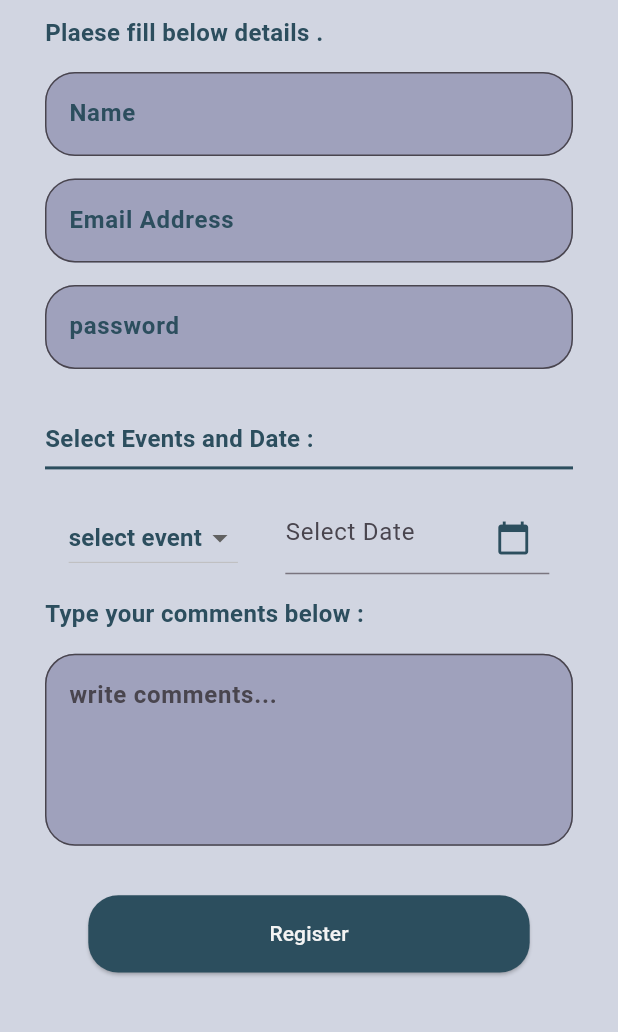
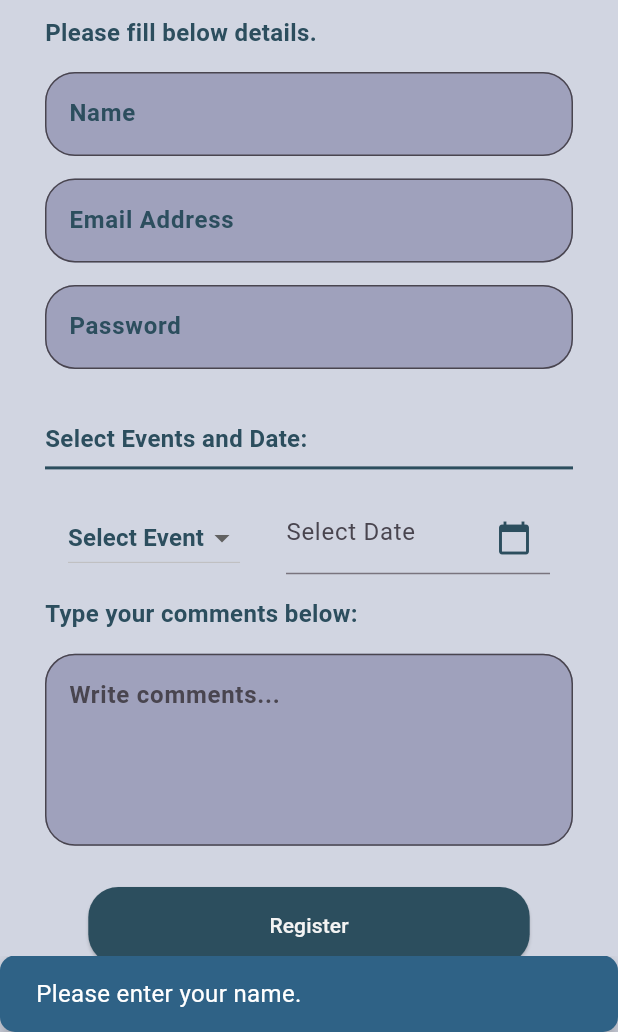
Before and after one commit to sobin1796/Event-Registration-app, a Flutter app: the Eventregistration screen opened directly, after a tap on "Register", on a phone screen of 412 x 824 dp, the part 204-1236 px from its top. Run offline on Flutter 3.47's test engine with Material 3 defaults, Android fonts, the light colour scheme and no system bars; our stand-ins replace image_picker; network calls fail.

Commit message:
Provider is implemented

```diff
--- a/lib/resources/components/commoncomponent.dart
+++ b/lib/resources/components/commoncomponent.dart
@@ -5,25 +5,28 @@ Widget botton({
   String? name,
   double? width,
   double? height,
+  required VoidCallback onPressed, // Add this parameter
 }) {
   return ElevatedButton(
-      onPressed: () {},
+    onPressed: onPressed, // Use the onPressed parameter here
     style: ElevatedButton.styleFrom(
       minimumSize: Size(width!, height!),
-          shape:
-              RoundedRectangleBorder(borderRadius: BorderRadius.circular(20)),
-          backgroundColor: elementcolor),
+      shape: RoundedRectangleBorder(borderRadius: BorderRadius.circular(20)),
+      backgroundColor: elementcolor,
+    ),
     child: Text(
       name!,
       style: const TextStyle(color: Color.fromARGB(255, 243, 243, 243)),
-      ));
+    ),
+  );
 }
 
-Widget textboxfield(
-    {String? labeltext,
+Widget textboxfield({
+  String? labeltext,
   Widget? suffixIcon,
   required TextEditingController emailController,
-    required context}) {
+  required context,
+}) {
   return TextFormField(
     controller: emailController,
     decoration: InputDecoration(
--- a/lib/view/registration_page.dart
+++ b/lib/view/registration_page.dart
@@ -1,43 +1,18 @@
 import 'package:flutter/material.dart';
+import 'package:provider/provider.dart';
 import 'package:registration_app/resources/components/color.dart';
 import 'package:registration_app/resources/components/commoncomponent.dart';
 import 'package:registration_app/resources/components/textStyle.dart';
+import 'package:registration_app/view_model/notifier.dart';
 
-class Eventregistration extends StatefulWidget {
+class Eventregistration extends StatelessWidget {
   const Eventregistration({super.key});
 
   @override
-  State<Eventregistration> createState() => __TestPageState();
-}
-
-class __TestPageState extends State<Eventregistration> {
-  DateTime? selectedDate;
-  String? selectedValue;
-  final List<String> events = ['Event 1', 'Event 2', 'Event 3'];
-  Future<void> _pickDate(BuildContext context) async {
-    final DateTime? picked = await showDatePicker(
-      context: context,
-      initialDate: selectedDate ?? DateTime.now(),
-      firstDate: DateTime(2000),
-      lastDate: DateTime(2100),
-    );
-
-    if (picked != null && picked != selectedDate) {
-      setState(() {
-        selectedDate = picked;
-      });
-    }
-  }
-
-  bool _obscureText = true;
-  final TextEditingController _emailController = TextEditingController();
-  final TextEditingController _nameController = TextEditingController();
-  final TextEditingController _passwordController = TextEditingController();
-  final TextEditingController _commentController = TextEditingController();
-  // bool _isLoading = false;
-  @override
   Widget build(BuildContext context) {
-    return Scaffold(
+    return ChangeNotifierProvider(
+      create: (context) => RegistrationProvider(),
+      child: Scaffold(
         appBar: AppBar(
           iconTheme: const IconThemeData(color: Colors.white),
           backgroundColor: elementcolor,
@@ -49,93 +24,65 @@ class __TestPageState extends State<Eventregistration> {
         body: Container(
           color: themecolor,
           padding: const EdgeInsets.all(30),
-        child: Column(
+          child: Consumer<RegistrationProvider>(
+            builder: (context, provider, child) {
+              return Column(
                 children: [
-            // SizedBox(
-            //   height: MediaQuery.of(context).size.height / 20,
-            // ),
                   Align(
                     alignment: Alignment.centerLeft,
-                child: titleText(name: 'Event Registration')),
-
-            const SizedBox(
-              height: 10,
+                    child: titleText(name: 'Event Registration'),
                   ),
+                  const SizedBox(height: 10),
                   Align(
                     alignment: Alignment.centerLeft,
-                child: subtext(name: 'Plaese fill below details .')),
-            SizedBox(
-              height: MediaQuery.of(context).size.height / 55,
+                    child: subtext(name: 'Please fill below details.'),
                   ),
+                  SizedBox(height: MediaQuery.of(context).size.height / 55),
                   textboxfield(
-                emailController: _nameController,
+                    emailController: provider.nameController,
                     labeltext: 'Name',
-                context: context),
-            SizedBox(
-              height: MediaQuery.of(context).size.height / 55,
+                    context: context,
                   ),
+                  SizedBox(height: MediaQuery.of(context).size.height / 55),
                   textboxfield(
-                emailController: _emailController,
+                    emailController: provider.emailController,
                     labeltext: 'Email Address',
-                context: context),
-            SizedBox(
-              height: MediaQuery.of(context).size.height / 55,
+                    context: context,
                   ),
+                  SizedBox(height: MediaQuery.of(context).size.height / 55),
                   textboxfield(
-              emailController: _passwordController,
-              labeltext: 'password',
+                    emailController: provider.passwordController,
+                    labeltext: 'Password',
                     context: context,
-              suffixIcon: IconButton(
-                icon: Icon(
-                  _obscureText ? Icons.visibility : Icons.visibility_off,
-                  color: const Color.fromARGB(255, 65, 60, 75),
                   ),
-                onPressed: () {
-                  setState(() {
-                    _obscureText = !_obscureText;
-                  });
-                },
-              ),
-            ),
-            SizedBox(
-              height: MediaQuery.of(context).size.height / 55,
-            ),
-
-            const SizedBox(
-              height: 20,
-            ),
+                  SizedBox(height: MediaQuery.of(context).size.height / 55),
+                  const SizedBox(height: 20),
                   Align(
                     alignment: Alignment.centerLeft,
-                child: subtext(name: 'Select Events and Date :')),
-            const Divider(
-              thickness: 2,
-              color: elementcolor,
+                    child: subtext(name: 'Select Events and Date:'),
                   ),
-            SizedBox(
-              height: MediaQuery.of(context).size.height / 55,
-            ),
-
+                  const Divider(thickness: 2, color: elementcolor),
+                  SizedBox(height: MediaQuery.of(context).size.height / 55),
                   Row(
                     mainAxisAlignment: MainAxisAlignment.spaceAround,
                     children: [
                       Flexible(
                         flex: 1,
                         child: DropdownButton<String>(
-                      hint: subtext(name: 'select event'),
-                      value: selectedValue,
-                      items:
-                          events.map<DropdownMenuItem<String>>((String value) {
+                          hint: subtext(name: 'Select Event'),
+                          value: provider.selectedEvent,
+                          items: ['Event 1', 'Event 2', 'Event 3']
+                              .map<DropdownMenuItem<String>>((String value) {
                             return DropdownMenuItem<String>(
                               value: value,
                               child: Text(value),
                             );
                           }).toList(),
-                      onChanged: (String? newvalue) {
-                        setState(() {
-                          selectedValue = newvalue;
-                        });
+                          onChanged: (String? newValue) {
+                            provider.updateSelectedEvent(newValue);
                           },
-                    )),
+                        ),
+                      ),
                       Flexible(
                         flex: 1,
                         child: TextField(
@@ -145,53 +92,103 @@ class __TestPageState extends State<Eventregistration> {
                               Icons.calendar_today,
                               color: elementcolor,
                             ),
-                      hintText: selectedDate == null
+                            hintText: provider.selectedDate == null
                                 ? 'Select Date'
-                          : selectedDate.toString().split(' ')[0],
+                                : provider.selectedDate
+                                    .toString()
+                                    .split(' ')[0],
                           ),
-                    onTap: () => _pickDate(context),
+                          onTap: () async {
+                            final DateTime? picked = await showDatePicker(
+                              context: context,
+                              initialDate:
+                                  provider.selectedDate ?? DateTime.now(),
+                              firstDate: DateTime(2000),
+                              lastDate: DateTime(2100),
+                            );
+
+                            if (picked != null) {
+                              provider.updateSelectedDate(picked);
+                            }
+                          },
                         ),
                       ),
                     ],
                   ),
-            SizedBox(
-              height: MediaQuery.of(context).size.height / 55,
-            ),
-
+                  SizedBox(height: MediaQuery.of(context).size.height / 55),
                   Align(
                     alignment: Alignment.centerLeft,
-                child: subtext(name: 'Type your comments below :')),
-            SizedBox(
-              height: MediaQuery.of(context).size.height / 55,
+                    child: subtext(name: 'Type your comments below:'),
                   ),
+                  SizedBox(height: MediaQuery.of(context).size.height / 55),
                   TextField(
-              controller: _commentController,
+                    controller: provider.commentsController,
                     maxLines: 4,
                     decoration: InputDecoration(
                       filled: true,
                       fillColor: const Color.fromARGB(255, 159, 161, 188),
-                border:
-                    OutlineInputBorder(borderRadius: BorderRadius.circular(20)),
-                hintText: 'write comments...',
+                      border: OutlineInputBorder(
+                          borderRadius: BorderRadius.circular(20)),
+                      hintText: 'Write comments...',
                     ),
                     style: const TextStyle(
                       color: elementcolor,
                       fontSize: 16,
-                  fontWeight: FontWeight.bold),
+                      fontWeight: FontWeight.bold,
                     ),
-            SizedBox(
-              height: MediaQuery.of(context).size.height / 25,
                   ),
+                  SizedBox(height: MediaQuery.of(context).size.height / 30),
                   botton(
+                    onPressed: () {
+                      if (provider.name.isEmpty) {
+                        _showSnackBar(context, 'Please enter your name.');
+                      } else if (!provider.email.contains('@')) {
+                        _showSnackBar(
+                            context, 'Please enter a valid email address.');
+                      } else if (provider.password.length < 6) {
+                        _showSnackBar(context,
+                            'Password must be at least 6 characters long.');
+                      } else if (provider.selectedEvent == null) {
+                        _showSnackBar(context, 'Please select an event.');
+                      } else if (provider.selectedDate == null) {
+                        _showSnackBar(context, 'Please select a date.');
+                      } else if (provider.comments.isEmpty) {
+                        _showSnackBar(context, 'Please add your comments.');
+                      } else {
+                        _showSnackBar(context, 'Registration Successful');
+                      }
+                    },
                     name: 'Register',
                     width: MediaQuery.of(context).size.width / 1.4,
-                height: MediaQuery.of(context).size.width / 8),
-            const SizedBox(
-              height: 10,
+                    height: MediaQuery.of(context).size.width / 8,
                   ),
+                  const SizedBox(height: 10),
                 ],
+              );
+            },
+          ),
         ),
       ),
     );
   }
+
+  void _showSnackBar(BuildContext context, String message) {
+    final snackBar = SnackBar(
+      content: Text(
+        message,
+        style: const TextStyle(
+          color: Colors.white,
+          fontSize: 16,
+        ),
+      ),
+      backgroundColor: const Color.fromARGB(255, 47, 98, 134),
+      shape: RoundedRectangleBorder(
+        borderRadius: BorderRadius.circular(10),
+      ),
+      behavior: SnackBarBehavior.fixed,
+      duration: const Duration(seconds: 3),
+    );
+
+    ScaffoldMessenger.of(context).showSnackBar(snackBar);
   }
+}
--- /dev/null
+++ b/lib/view_model/notifier.dart
@@ -0,0 +1,171 @@
+import 'package:flutter/material.dart';
+import 'package:image_picker/image_picker.dart';
+
+class RegistrationProvider extends ChangeNotifier {
+  String _name = '';
+  String _email = '';
+  String _password = '';
+  String _comments = '';
+  String? _selectedEvent;
+  DateTime? _selectedDate;
+
+  final TextEditingController nameController = TextEditingController();
+  final TextEditingController emailController = TextEditingController();
+  final TextEditingController passwordController = TextEditingController();
+  final TextEditingController commentsController = TextEditingController();
+
+  RegistrationProvider() {
+    nameController.addListener(() {
+      _name = nameController.text;
+      notifyListeners();
+    });
+    emailController.addListener(() {
+      _email = emailController.text;
+      notifyListeners();
+    });
+    passwordController.addListener(() {
+      _password = passwordController.text;
+      notifyListeners();
+    });
+    commentsController.addListener(() {
+      _comments = commentsController.text;
+      notifyListeners();
+    });
+  }
+
+  String get name => _name;
+  String get email => _email;
+  String get password => _password;
+  String get comments => _comments;
+  String? get selectedEvent => _selectedEvent;
+  DateTime? get selectedDate => _selectedDate;
+
+  void updateSelectedEvent(String? event) {
+    _selectedEvent = event;
+    notifyListeners();
+  }
+
+  void updateSelectedDate(DateTime? date) {
+    _selectedDate = date;
+    notifyListeners();
+  }
+
+  @override
+  void dispose() {
+    nameController.dispose();
+    emailController.dispose();
+    passwordController.dispose();
+    commentsController.dispose();
+    super.dispose();
+  }
+}
+
+class ProfileProvider with ChangeNotifier {
+  String _name = '';
+  String _email = '';
+  String _phoneNumber = '';
+  XFile? _profileImage;
+
+  String get name => _name;
+  String get email => _email;
+  String get phoneNumber => _phoneNumber;
+  XFile? get profileImage => _profileImage;
+
+  void updateName(String name) {
+    _name = name;
+    notifyListeners();
+  }
+
+  void updateEmail(String email) {
+    _email = email;
+    notifyListeners();
+  }
+
+  void updatePhoneNumber(String phoneNumber) {
+    _phoneNumber = phoneNumber;
+    notifyListeners();
+  }
+
+  void updateProfileImage(XFile? image) {
+    _profileImage = image;
+    notifyListeners();
+  }
+
+  Future<void> selectFile(BuildContext context) async {
+    final ImagePicker picker = ImagePicker();
+    final XFile? result = await picker.pickImage(source: ImageSource.gallery);
+
+    if (result == null) return;
+
+    updateProfileImage(result);
+  }
+
+  bool isValid() {
+    return _name.isNotEmpty && _email.contains('@') && _phoneNumber.isNotEmpty;
+  }
+}
+
+class User {
+  final String eventsname;
+  final String dateandtime;
+  final String thumbnail;
+  final String description;
+  final String organizer;
+
+  User({
+    required this.thumbnail,
+    required this.dateandtime,
+    required this.eventsname,
+    required this.description,
+    required this.organizer,
+  });
+}
+
+class EventModel extends ChangeNotifier {
+  List<User> _users = [
+    User(
+      organizer: 'Global Youth Hub',
+      thumbnail:
+          'https://www.shutterstock.com/shutterstock/photos/2160662015/display_1500/stock-vector-international-youth-day-is-observed-every-year-on-august-the-purpose-of-the-day-is-to-draw-2160662015.jpg',
+      dateandtime: '2024-12-10',
+      eventsname: 'Youth empowerment Events',
+      description: 'Jeevan Raithis is free events which is going to be held.',
+    ),
+    User(
+      organizer: 'Nec Education society',
+      thumbnail:
+          'https://www.vcubesoftsolutions.com/wp-content/uploads/2023/11/image.jpg',
+      dateandtime: '2024-12-10',
+      eventsname: 'Woman Health and Risks ',
+      description:
+          'Jeevan Raithis is free events which is going to be heldthis is free events which is going to be heldthis is free events which is going to be held',
+    ),
+    User(
+      organizer: 'Global Yuth Hub',
+      thumbnail:
+          'https://www.excelptp.com/wp-content/uploads/2023/03/Flutter-Development-Course.jpg',
+      dateandtime: '2024-11-20',
+      eventsname: 'Music Nepal Events',
+      description:
+          ' o be heldthis is free events which is going to be heldthis is free events which is going to be held',
+    ),
+    User(
+      organizer: 'Shine Education',
+      thumbnail:
+          'https://www.excelptp.com/wp-content/uploads/2023/03/Flutter-Development-Course.jpg',
+      dateandtime: '2024-11-20',
+      eventsname: 'Flutter boot camps',
+      description: ' this is free events which is going to be held',
+    ),
+    User(
+      organizer: 'Global Yuth Hub',
+      thumbnail:
+          'https://www.excelptp.com/wp-content/uploads/2023/03/Flutter-Development-Course.jpg',
+      dateandtime: '2024-11-20',
+      eventsname: 'Flutter boot camps',
+      description: ' this is free events which is going to be held',
+    ),
+  ];
+
+  List<User> get users => _users;
+}
--- a/pubspec.yaml
+++ b/pubspec.yaml
@@ -35,6 +35,7 @@ dependencies:
   # Use with the CupertinoIcons class for iOS style icons.
   cupertino_icons: ^1.0.8
   image_picker: ^1.1.2
+  provider: ^6.1.2
 
 dev_dependencies:
   flutter_test:
```
Also changed, not shown: lib/main.dart (+11 -7 lines), lib/view/Eventlist.dart (+21 -82 lines), lib/view/update_profile.dart (+53 -44 lines), pubspec.lock. Lines whose indentation alone changed are shown as unchanged.
